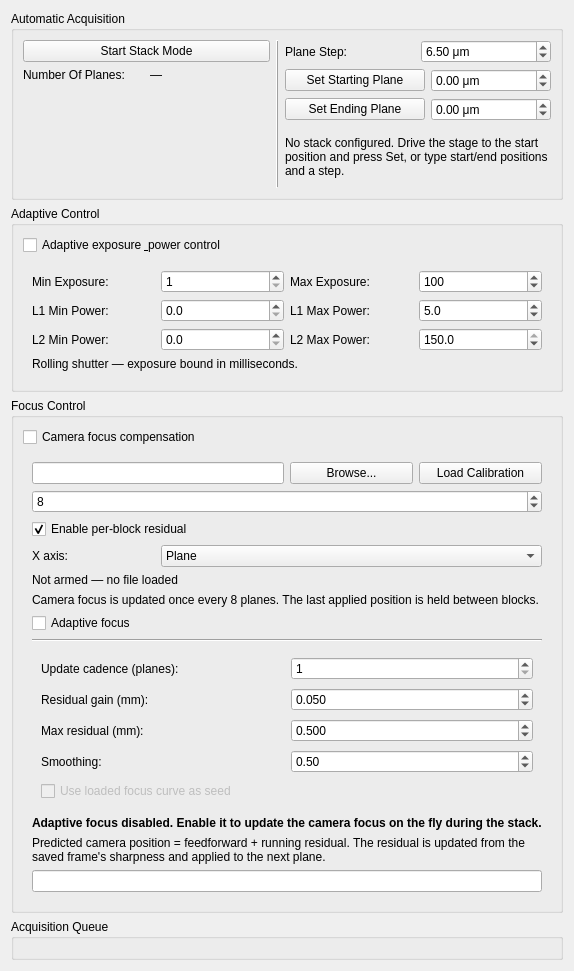
Qt form lightsheet/gui/panels/ui_stack_panel.ui (LIOMLab/lightsheet) before a commit.
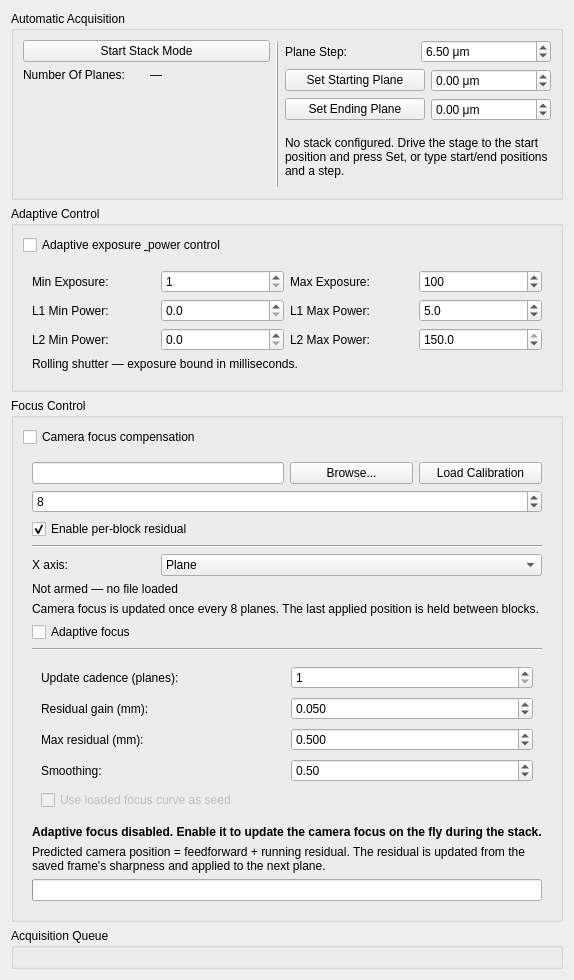
The same form after that commit. Custom widgets are drawn as their Qt base class.

Commit message:
fix(ui): focus stack panel review polish
- Add a second QFrame separator below the legacy per-block residual
  checkbox so it no longer visually competes with the new per-plane
  residual controls.
- Remove the hardcoded #3daee9 progress-bar chunk style from the
  generated form; the accent color is now applied only at runtime from
  _c.BREEZE_ACCENT.
- Align the mode-badge docstring with the strings actually emitted for
  the focus/adaptive loop, and make AdaptiveDockController.freeze reuse
  the FOCUS ABORTED badge so the adaptive loop does not introduce a new
  mode string.

Patch:
```diff
--- a/lightsheet/gui/panels/ui_stack_panel.ui
+++ b/lightsheet/gui/panels/ui_stack_panel.ui
@@ -591,14 +591,25 @@
            </property>
           </widget>
          </item>
-         <item row="3" column="0">
+         <item row="3" column="0" colspan="4">
+          <widget class="QFrame" name="line_focusResidualSeparator">
+           <property name="frameShape">
+            <enum>QFrame::HLine</enum>
+           </property>
+           <property name="frameShadow">
+            <enum>QFrame::Sunken</enum>
+           </property>
+          </widget>
+         </item>
+
+         <item row="4" column="0">
           <widget class="QLabel" name="label_focusXAxisVariable">
            <property name="text">
             <string>X axis:</string>
            </property>
           </widget>
          </item>
-         <item row="3" column="1" colspan="3">
+         <item row="4" column="1" colspan="3">
           <widget class="QComboBox" name="comboBox_focusXAxisVariable">
            <item>
             <property name="text">
@@ -612,14 +623,14 @@
            </item>
           </widget>
          </item>
-         <item row="4" column="0" colspan="4">
+         <item row="5" column="0" colspan="4">
           <widget class="QLabel" name="label_focusStatus">
            <property name="text">
             <string>Not armed — no file loaded</string>
            </property>
           </widget>
          </item>
-         <item row="5" column="0" colspan="4">
+         <item row="6" column="0" colspan="4">
           <widget class="QLabel" name="label_focusBlockHint">
            <property name="text">
             <string>Camera focus is updated once every 8 planes. The last applied position is held between blocks.</string>
@@ -629,7 +640,7 @@
            </property>
           </widget>
          </item>
-                <item row="6" column="0" colspan="4">
+                <item row="7" column="0" colspan="4">
          <widget class="QCheckBox" name="checkBox_adaptiveAutofocus">
           <property name="toolTip">
            <string>Enable per-plane adaptive autofocus to update camera focus during the stack.</string>
@@ -639,7 +650,7 @@
           </property>
          </widget>
         </item>
-        <item row="7" column="0" colspan="4">
+        <item row="8" column="0" colspan="4">
          <widget class="QFrame" name="line_autofocusSeparator">
           <property name="frameShape">
            <enum>QFrame::HLine</enum>
@@ -649,7 +660,7 @@
           </property>
          </widget>
         </item>
-        <item row="8" column="0" colspan="4">
+        <item row="9" column="0" colspan="4">
          <widget class="QWidget" name="widget_adaptiveAutofocusFields">
           <property name="visible">
            <bool>false</bool>
@@ -778,7 +789,7 @@
           </layout>
          </widget>
         </item>
-        <item row="9" column="0" colspan="4">
+        <item row="10" column="0" colspan="4">
          <widget class="QLabel" name="label_autofocusStatus">
           <property name="styleSheet">
            <string>font-weight: bold;</string>
@@ -788,7 +799,7 @@
           </property>
          </widget>
         </item>
-        <item row="10" column="0" colspan="4">
+        <item row="11" column="0" colspan="4">
          <widget class="QLabel" name="label_autofocusHint">
           <property name="text">
            <string>Predicted camera position = feedforward + running residual. The residual is updated from the saved frame's sharpness and applied to the next plane.</string>
@@ -798,11 +809,8 @@
           </property>
          </widget>
         </item>
-        <item row="11" column="0" colspan="4">
+        <item row="12" column="0" colspan="4">
          <widget class="QProgressBar" name="progressBar_autofocus">
-          <property name="styleSheet">
-           <string>QProgressBar::chunk { background-color: #3daee9; }</string>
-          </property>
           <property name="visible">
            <bool>false</bool>
           </property>
```
The commit also changes 4 other files.
